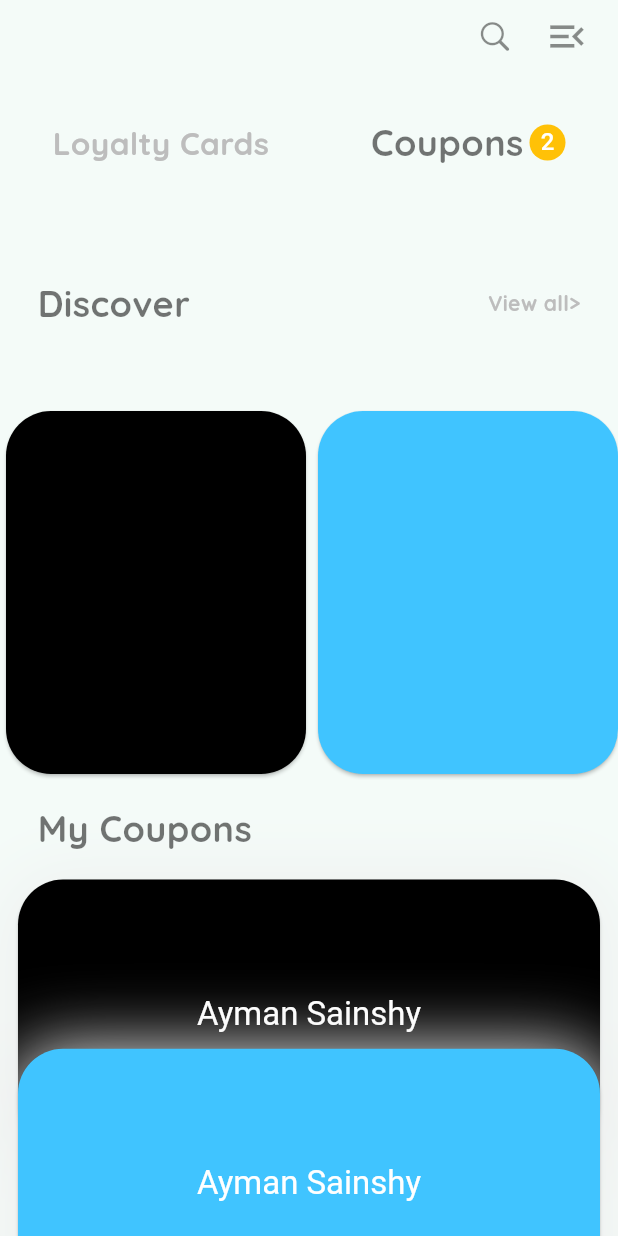
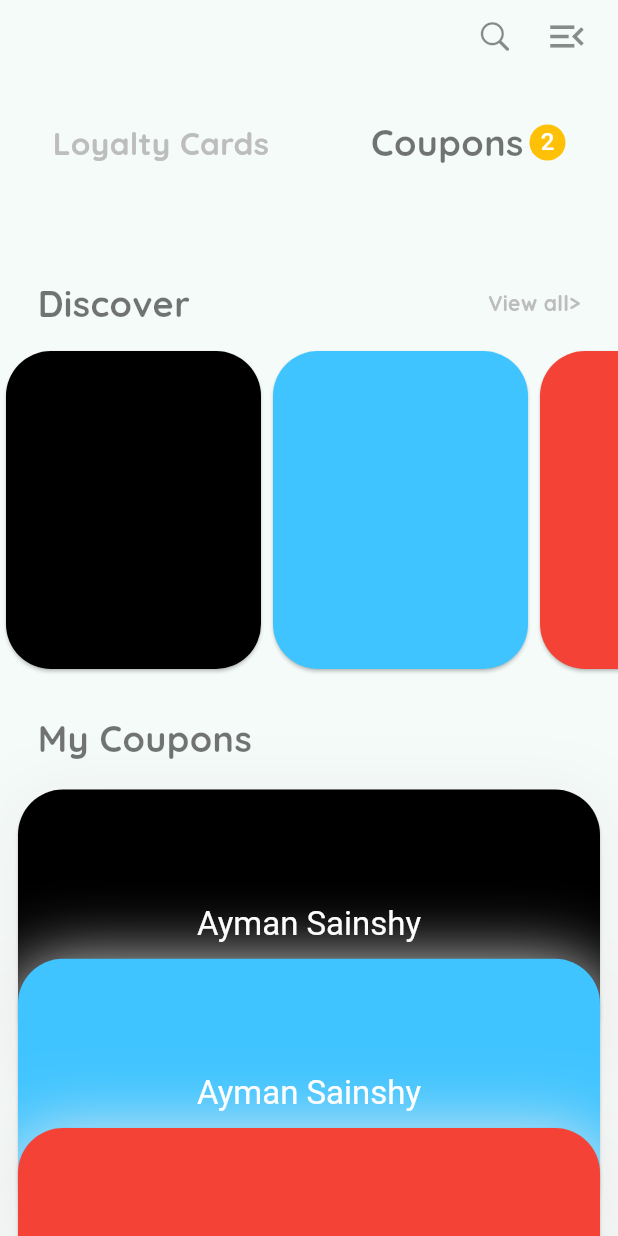
Before and after one commit to aymansainshy/flutter_animations, a Flutter app: the screen it shows after launch, after a tap on "Animated List App", on a phone screen of 412 x 824 dp. Run offline on Flutter 3.47's test engine with Material 2 defaults, Android fonts, the phone set to English and light mode, and no system bars; our stand-ins replace google_fonts.

Commit message:
Adjust heights

```diff
--- a/lib/animated_list_app/animated_list_app.dart
+++ b/lib/animated_list_app/animated_list_app.dart
@@ -72,22 +72,55 @@ class _AnimatedListAppState extends State<AnimatedListApp> {
     } else {
       opacity = 1.0;
     }
-    /////////////////////////////////////////////////
+    ////////////////////////////////////////////////
 
     return Scaffold(
       appBar: const CustomAppBar(),
       body: CustomScrollView(
         controller: _scrollController,
+        clipBehavior: Clip.antiAlias,
         slivers: [
-          SliverPersistentHeader(
-            delegate: Header(title: "Discover", viewAll: true),
-          ),
+          // SliverPersistentHeader(
+          //   delegate: Header(title: "Discover", viewAll: true),
+          // ),
           SliverToBoxAdapter(
-            child: SizedBox(
-              width: MediaQuery.sizeOf(context).width,
-              height: 250,
             child: Opacity(
               opacity: isStartScrolling ? opacity : 1.0,
+              child: SizedBox(
+                // color: Colors.amber,
+                width: MediaQuery.sizeOf(context).width,
+                height: 290,
+                child: Column(
+                  children: [
+                    SizedBox(
+                      height: 60,
+                      child: Padding(
+                        padding: const EdgeInsets.only(
+                            top: 15, left: 25, bottom: 10, right: 25),
+                        child: Row(
+                          mainAxisAlignment: MainAxisAlignment.spaceBetween,
+                          children: [
+                            Text(
+                              "Discover",
+                              style: GoogleFonts.quicksand().copyWith(
+                                color: Colors.black54,
+                                fontSize: 24,
+                                fontWeight: FontWeight.bold,
+                              ),
+                            ),
+                            Text(
+                              "View all>",
+                              style: GoogleFonts.quicksand().copyWith(
+                                color: Colors.grey.shade400,
+                                fontWeight: FontWeight.bold,
+                              ),
+                            ),
+                          ],
+                        ),
+                      ),
+                    ),
+                    SizedBox(
+                      height: 220,
                       child: ListView.builder(
                         scrollDirection: Axis.horizontal,
                         itemCount: colors.length,
@@ -95,8 +128,7 @@ class _AnimatedListAppState extends State<AnimatedListApp> {
                           return
                               // Transform(
                               // alignment: Alignment.topLeft,
-                        // transform: Matrix4.identity()
-                        //   ..scale(isStartScrolling ? opacity : 1.0, opacity),
+                              // transform: Matrix4.identity()..scale(isStartScrolling ? opacity : 1.0, opacity),
                               // child:
                               Card(
                             shape: const RoundedRectangleBorder(
@@ -106,11 +138,14 @@ class _AnimatedListAppState extends State<AnimatedListApp> {
                             ),
                             color: colors[index],
                             child: const SizedBox(
-                        width: 200,
+                              width: 170,
                             ),
                             // ),
                           );
                         },
+                      ),
+                    ),
+                  ],
                 ),
               ),
             ),
@@ -127,9 +162,8 @@ class _AnimatedListAppState extends State<AnimatedListApp> {
 
                 // The first item position offset in every scroll is always = 0;
                 final itemPositionOffset = index * itemHeight / 1.4;
-                final difference =
-                    _scrollController.offset - itemPositionOffset;
-                final percent = 2 - (difference / (itemHeight / 1.1));
+                final difference = _scrollController.offset - itemPositionOffset;
+                final percent = 1.5 - (difference / (itemHeight / 1.2));
 
                 double opacity = percent;
                 // Opacity accept value from 0.0 - 1.0 and Percent can go up to 1.0
@@ -186,7 +220,7 @@ class _AnimatedListAppState extends State<AnimatedListApp> {
                                 BoxShadow(
                                   color: Colors.grey.shade200, //New
                                   blurRadius: 40.0,
-                                  offset: const Offset(0, 4),
+                                  offset: const Offset(0, 8),
                                 ),
                               ],
                               borderRadius:
@@ -247,7 +281,8 @@ class Header extends SliverPersistentHeaderDelegate {
     double shrinkOffset,
     bool overlapsContent,
   ) {
-    return Padding(
+    return SizedBox(
+      child: Padding(
         padding: const EdgeInsets.only(top: 15, left: 25, bottom: 5, right: 25),
         child: Row(
           mainAxisAlignment: MainAxisAlignment.spaceBetween,
@@ -260,15 +295,16 @@ class Header extends SliverPersistentHeaderDelegate {
                 fontWeight: FontWeight.bold,
               ),
             ),
-          if (viewAll)
-            Text(
-              "View all>",
-              style: GoogleFonts.quicksand().copyWith(
-                color: Colors.grey.shade400,
-                fontWeight: FontWeight.bold,
+            // if (viewAll)
+            //   Text(
+            //     "View all>",
+            //     style: GoogleFonts.quicksand().copyWith(
+            //       color: Colors.grey.shade400,
+            //       fontWeight: FontWeight.bold,
+            //     ),
+            //   ),
+          ],
         ),
-            ),
-        ],
       ),
     );
   }
@@ -323,18 +359,22 @@ class CustomAppBar extends StatelessWidget implements PreferredSizeWidget {
               child: Row(
                 mainAxisAlignment: MainAxisAlignment.spaceBetween,
                 children: [
-                  Text("Loyalty Cards",
+                  Text(
+                    "Loyalty Cards",
                     style: GoogleFonts.quicksand().copyWith(
                         color: Colors.grey.shade400,
                         fontWeight: FontWeight.bold,
-                          fontSize: 21)),
+                        fontSize: 21),
+                  ),
                   Row(
                     children: [
-                      Text("Coupons",
+                      Text(
+                        "Coupons",
                         style: GoogleFonts.quicksand().copyWith(
                             color: Colors.black54,
                             fontWeight: FontWeight.bold,
-                              fontSize: 24)),
+                            fontSize: 24),
+                      ),
                       const SizedBox(width: 4),
                       Badge(
                         textColor: Colors.white,
```
Also changed, not shown: 3 other files. Lines whose indentation alone changed are shown as unchanged.
